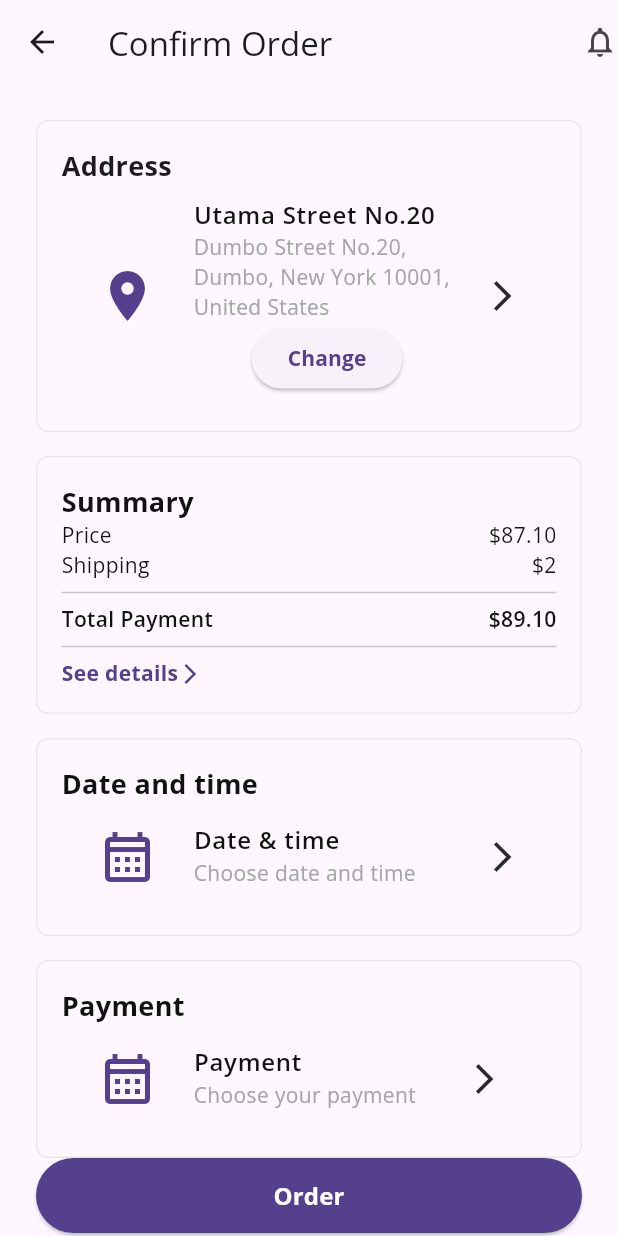
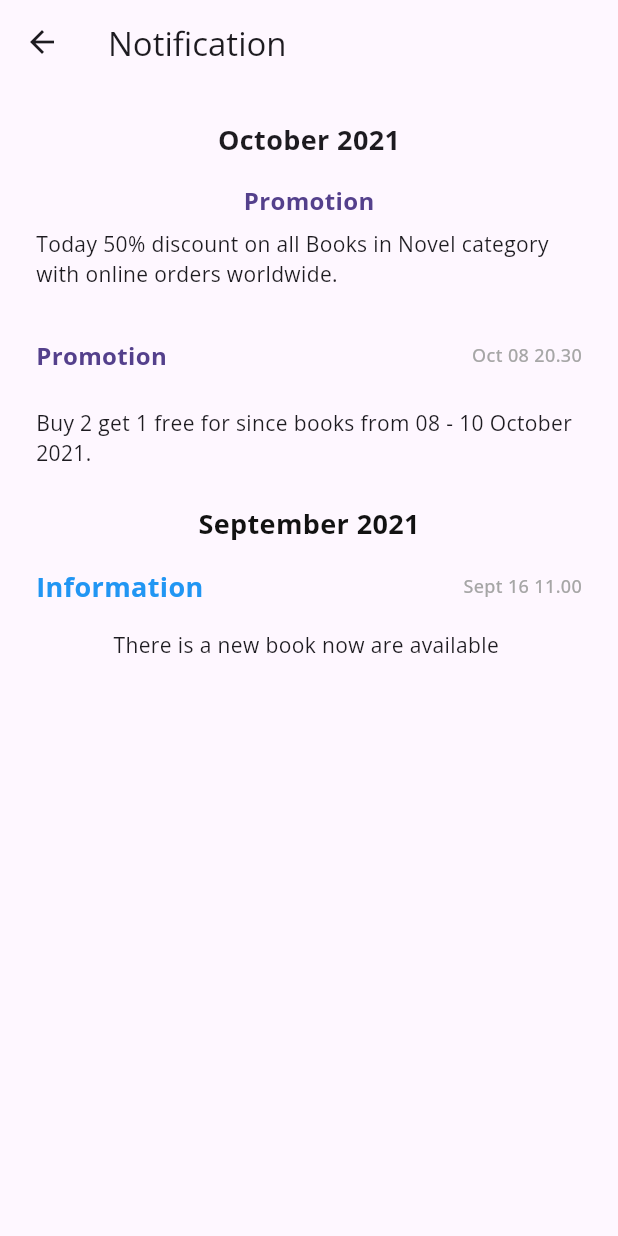
Before and after one commit to RyuNa0603/project1, a Flutter app: the screen it shows after launch, on a phone screen of 412 x 824 dp. Run offline on Flutter 3.47's test engine with Material 3 defaults, Android fonts, the phone set to English and light mode, and no system bars; our stand-ins replace flutter_bloc, flutter_svg, google_fonts.

Commit message:
changed and created

```diff
--- a/lib/main.dart
+++ b/lib/main.dart
@@ -2,6 +2,9 @@ import 'package:flutter/material.dart';
 import 'package:google_fonts/google_fonts.dart';
 import 'package:project1/pages/cart/confirm_order.dart';
 import 'package:project1/pages/cart/location.dart';
+import 'package:project1/pages/order_status/order_status.dart';
+import 'package:project1/settings/notification.dart';
+import 'package:project1/settings/settings.dart';
 
 void main() {
   runApp(
@@ -22,7 +25,7 @@ class MyApp extends StatelessWidget {
         useMaterial3: true,
         fontFamily: GoogleFonts.openSans().fontFamily,
       ),
-      home:ConfirmPage()
+      home:Notifications(),
       // BlocProvider(
       //   create: (_) => AuthCubit(),
       //   child: SuccessVerificationPage(),
--- a/lib/pages/cart/confirm_order.dart
+++ b/lib/pages/cart/confirm_order.dart
@@ -3,6 +3,7 @@ import 'package:project1/bottomsheet/delivery_date_sheet.dart';
 import 'package:project1/bottomsheet/details_sheet.dart';
 import 'package:project1/bottomsheet/payment_sheet.dart';
 import 'package:project1/core/colors_app.dart';
+import 'package:project1/functions/appBarr.dart';
 import 'package:project1/pages/cart/location.dart';
 
 class ConfirmPage extends StatelessWidget {
@@ -10,11 +11,9 @@ class ConfirmPage extends StatelessWidget {
   Widget build(BuildContext context) {
     return Scaffold(
       appBar: AppBar(
-        title: Text('Confirm Order'),
-        leading: Icon(Icons.arrow_back),
-        actions: [
-          Icon(Icons.notifications_none),
-        ],
+        title: Appbarr(
+          title: "Confirm Order",
+        ),
       ),
       body: SingleChildScrollView(
         child: Padding(
--- /dev/null
+++ b/lib/settings/notification.dart
@@ -0,0 +1,141 @@
+import 'package:flutter/material.dart';
+import 'package:project1/core/colors_app.dart';
+
+class Notifications extends StatelessWidget {
+  const Notifications({super.key});
+
+  @override
+  Widget build(BuildContext context) {
+    return Scaffold(
+      appBar: AppBar(
+        title: Text("Notification"),
+        leading: InkWell(
+          onTap: () {
+            Navigator.pop(context);
+          },
+          child: const Icon(Icons.arrow_back),
+        ),
+      ),
+      body: Padding(
+        padding: const EdgeInsets.all(24.0),
+        child: Column(
+          children: [
+            Text(
+              'October 2021',
+              style: TextStyle(
+                fontWeight: FontWeight.bold,
+                fontSize: 18,
+              ),
+            ),
+            SizedBox(
+              height: 16,
+            ),
+            Text(
+              'Promotion',
+              style: TextStyle(
+                fontWeight: FontWeight.bold,
+                fontSize: 16,
+                color: ColorsApp.primary500,
+              ),
+            ),
+            SizedBox(
+              height: 8,
+            ),
+            Text(
+              'Today 50% discount on all Books in Novel category with online orders worldwide.',
+              style: TextStyle(
+                fontWeight: FontWeight.w400,
+                fontSize: 14,
+              ),
+            ),
+            SizedBox(
+              height: 32,
+            ),
+            Row(
+              mainAxisAlignment: MainAxisAlignment.spaceBetween,
+              children: [
+                Text(
+                  'Promotion',
+                  style: TextStyle(
+                    fontWeight: FontWeight.bold,
+                    fontSize: 16,
+                    color: ColorsApp.primary500,
+                  ),
+                ),
+                SizedBox(
+                  height: 8,
+                ),
+                Text(
+                  'Oct 08 20.30',
+                  style: TextStyle(
+                    fontWeight: FontWeight.w500,
+                    fontSize: 12,
+                    color: ColorsApp.greyscale500,
+                  ),
+                ),
+              ],
+            ),
+            SizedBox(
+              height: 24,
+            ),
+            Text(
+              'Buy 2 get 1 free for since books from 08 - 10 October 2021.',
+              style: TextStyle(
+                fontWeight: FontWeight.w400,
+                fontSize: 14,
+              ),
+            ),
+            SizedBox(
+              height: 24,
+            ),
+            Text(
+              'September 2021',
+              style: TextStyle(
+                fontWeight: FontWeight.bold,
+                fontSize: 18,
+                color: ColorsApp.greyscale900,
+              ),
+            ),
+            SizedBox(
+              height: 16,
+            ),
+            Row(
+              mainAxisAlignment: MainAxisAlignment.spaceBetween,
+              children: [
+                Text(
+                  'Information',
+                  style: TextStyle(
+                    fontWeight: FontWeight.bold,
+                    fontSize: 18,
+                    color: Colors.blue,
+                  ),
+                ),
+                SizedBox(
+                  height: 16,
+                ),
+                Text(
+                  'Sept 16 11.00',
+                  style: TextStyle(
+                    fontWeight: FontWeight.w500,
+                    fontSize: 12,
+                    color: ColorsApp.greyscale500,
+                  ),
+                ),
+              ],
+            ),
+            SizedBox(
+              height: 16,
+            ),
+            Text(
+              'There is a new book now are available ',
+              style: TextStyle(
+                fontWeight: FontWeight.w400,
+                fontSize: 14,
+              ),
+            ),
+          ],
+        ),
+      ),
+    );
+  }
+}
```
Also changed, not shown: lib/functions/appBarr.dart (added, +40 -0 lines), lib/pages/cart/location.dart (+2 -5 lines), lib/pages/order_status/order_status.dart (added, +296 -0 lines), lib/settings/settings.dart (added, +222 -0 lines).
